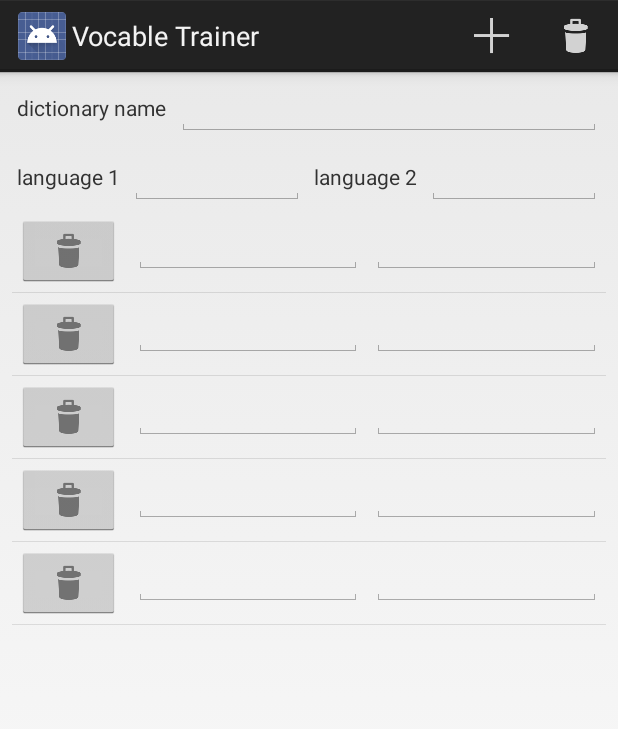
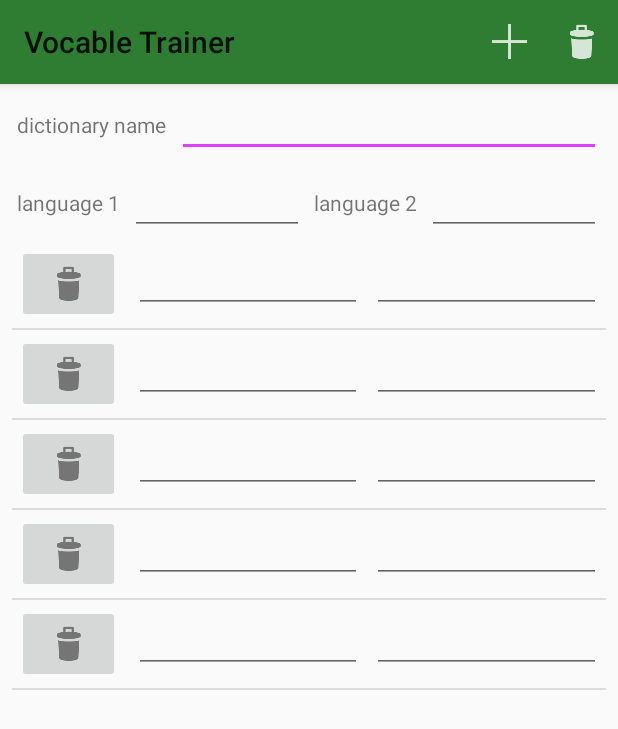
Before and after one commit to hgzojer/vocabletrainer, an Android app: the screen it shows after launch (VocableListActivity), after a tap on "add dictionary", on a phone screen of 412 x 824 dp. Shown: the top 729 px of the screen. Run offline under Robolectric (Android 15) with nearby library versions, the phone set to English and light mode, and no system bars.

Commit message:
upgrade to compileSdk 34 in progress - replaced ListActivity by AppCompatActivity etc

```diff
--- a/app/src/main/java/at/hgz/vocabletrainer/AbstractTrainingActivity.java
+++ b/app/src/main/java/at/hgz/vocabletrainer/AbstractTrainingActivity.java
@@ -10,9 +10,11 @@ import android.view.ViewGroup;
 import android.widget.ProgressBar;
 import android.widget.TextView;
 import android.widget.Toast;
+import androidx.appcompat.app.AppCompatActivity;
+
 import at.hgz.vocabletrainer.set.TrainingSet;
 
-public abstract class AbstractTrainingActivity extends /*AppCompatActivity*/ Activity {
+public abstract class AbstractTrainingActivity extends AppCompatActivity {
 
     protected State state;
 
--- a/app/src/main/java/at/hgz/vocabletrainer/ConfigActivity.java
+++ b/app/src/main/java/at/hgz/vocabletrainer/ConfigActivity.java
@@ -10,10 +10,12 @@ import android.view.View;
 import android.widget.RadioButton;
 import android.widget.RadioGroup;
 import android.widget.Toast;
+
+import androidx.appcompat.app.AppCompatActivity;
 import at.hgz.vocabletrainer.db.VocableOpenHelper;
 import at.hgz.vocabletrainer.set.TrainingSet;
 
-public class ConfigActivity extends Activity {
+public class ConfigActivity extends AppCompatActivity {
 
     private State state;
 	public static final String TRANSLATION_DIRECTION = "translationDirection";
--- a/app/src/main/java/at/hgz/vocabletrainer/DictionaryListActivity.java
+++ b/app/src/main/java/at/hgz/vocabletrainer/DictionaryListActivity.java
@@ -16,10 +16,11 @@ import android.view.MenuInflater;
 import android.view.MenuItem;
 import android.view.View;
 import android.view.ViewGroup;
+import android.widget.AdapterView;
 import android.widget.ArrayAdapter;
 import android.widget.Button;
 import android.widget.ListView;
-import android.widget.ShareActionProvider;
+import androidx.appcompat.widget.ShareActionProvider;
 import android.widget.TextView;
 import android.widget.Toast;
 
@@ -37,6 +38,8 @@ import java.util.List;
 import java.util.Locale;
 
 import androidx.annotation.NonNull;
+import androidx.appcompat.app.AppCompatActivity;
+import androidx.core.view.MenuItemCompat;
 import at.hgz.vocabletrainer.csv.CsvUtil;
 import at.hgz.vocabletrainer.db.Dictionary;
 import at.hgz.vocabletrainer.db.Vocable;
@@ -46,7 +49,7 @@ import at.hgz.vocabletrainer.set.TrainingSet;
 import at.hgz.vocabletrainer.xml.XmlUtil;
 import at.hgz.vocabletrainer.xml.XmlUtil.Entity;
 
-public class DictionaryListActivity extends /*AppCompatActivity*/ ListActivity {
+public class DictionaryListActivity extends AppCompatActivity {
 
 	private static final String TAG = "DictionaryListActivity";
 	private static final int EDIT_ACTION = 1;
@@ -65,10 +68,15 @@ public class DictionaryListActivity extends /*AppCompatActivity*/ ListActivity {
 
 	private ShareActionProvider mShareActionProvider;
 
+	private ListView listView;
+
 	@Override
 	protected void onCreate(Bundle savedInstanceState) {
 		super.onCreate(savedInstanceState);
 		setContentView(R.layout.activity_dictionary_list);
+		listView = (ListView) findViewById(R.id.dictionary_list_view);
+		TextView emptyText = (TextView)findViewById(R.id.dictionary_list_view_empty);
+		listView.setEmptyView(emptyText);
 
 		int id;
 		if (savedInstanceState == null) {
@@ -83,7 +91,8 @@ public class DictionaryListActivity extends /*AppCompatActivity*/ ListActivity {
 		loadDictionaryList();
 
 		adapter = new DictionaryArrayAdapter(this, R.layout.dictionary_list_item, list);
-		setListAdapter(adapter);
+		listView.setAdapter(adapter);
+		listView.setOnItemClickListener((l, v, position, id1) -> selectDictionary(position));
 
 		Intent intent = getIntent();
 		if (intent.getBooleanExtra("import", false) && savedInstanceState == null) {
@@ -148,7 +157,7 @@ public class DictionaryListActivity extends /*AppCompatActivity*/ ListActivity {
 	    MenuInflater inflater = getMenuInflater();
 	    inflater.inflate(R.menu.dictionary_list_menu, menu);
 	    MenuItem item = menu.findItem(R.id.menu_item_share);
-	    mShareActionProvider = (ShareActionProvider) item.getActionProvider();
+	    mShareActionProvider = (ShareActionProvider) MenuItemCompat.getActionProvider(item);
 	    return true;
 	}
 
@@ -314,17 +323,10 @@ public class DictionaryListActivity extends /*AppCompatActivity*/ ListActivity {
 		}
 	}
 
-	@Override
-	protected void onListItemClick(ListView l, View v, int position, long id) {
-		super.onListItemClick(l, v, position, id);
-
-		selectDictionary(position);
-	}
-
 	private void selectDictionary(int position) {
 		loadDictionaryVocables(position);
 		adapter.notifyDataSetChanged();
-		setSelection(position);
+		listView.setSelection(position);
 		provideShareIntent();
 	}
 
@@ -378,6 +380,7 @@ public class DictionaryListActivity extends /*AppCompatActivity*/ ListActivity {
 
 	@Override
 	protected void onActivityResult(int requestCode, int resultCode, Intent data) {
+		super.onActivityResult(requestCode, resultCode, data);
 
 		if (requestCode == EDIT_ACTION) {
 			String result;
--- a/app/src/main/java/at/hgz/vocabletrainer/LicenseActivity.java
+++ b/app/src/main/java/at/hgz/vocabletrainer/LicenseActivity.java
@@ -5,7 +5,9 @@ import android.content.Intent;
 import android.os.Bundle;
 import android.widget.TextView;
 
-public class LicenseActivity extends Activity {
+import androidx.appcompat.app.AppCompatActivity;
+
+public class LicenseActivity extends AppCompatActivity {
 
 	@Override
 	protected void onCreate(Bundle savedInstanceState) {
--- a/app/src/main/java/at/hgz/vocabletrainer/TrainingApplication.java
+++ b/app/src/main/java/at/hgz/vocabletrainer/TrainingApplication.java
@@ -7,7 +7,7 @@ public class TrainingApplication extends Application {
 
 	private static int nextId = 0;
 
-	private static SparseArray<State> states = new SparseArray<>();
+	private static final SparseArray<State> states = new SparseArray<>();
 
 	public static State getState(int id) {
 		if (id < 0) {
--- a/app/src/main/java/at/hgz/vocabletrainer/ViewActivity.java
+++ b/app/src/main/java/at/hgz/vocabletrainer/ViewActivity.java
@@ -4,7 +4,9 @@ import android.app.Activity;
 import android.content.Intent;
 import android.os.Bundle;
 
-public class ViewActivity extends Activity {
+import androidx.appcompat.app.AppCompatActivity;
+
+public class ViewActivity extends AppCompatActivity {
 
 	@Override
 	protected void onCreate(Bundle savedInstanceState) {
--- a/app/src/main/java/at/hgz/vocabletrainer/VocableListActivity.java
+++ b/app/src/main/java/at/hgz/vocabletrainer/VocableListActivity.java
@@ -1,7 +1,6 @@
 package at.hgz.vocabletrainer;
 
 import android.app.AlertDialog;
-import android.app.ListActivity;
 import android.content.Context;
 import android.content.Intent;
 import android.content.res.Resources;
@@ -16,25 +15,33 @@ import android.view.View;
 import android.view.ViewGroup;
 import android.widget.ArrayAdapter;
 import android.widget.EditText;
+import android.widget.ListView;
+import android.widget.TextView;
 import android.widget.Toast;
 
 import java.util.List;
 
 import androidx.annotation.NonNull;
+import androidx.appcompat.app.AppCompatActivity;
 import at.hgz.vocabletrainer.db.Dictionary;
 import at.hgz.vocabletrainer.db.Vocable;
 import at.hgz.vocabletrainer.db.VocableOpenHelper;
 
-public class VocableListActivity extends ListActivity {
+public class VocableListActivity extends AppCompatActivity {
 
 	private State state;
 
 	private VocableArrayAdapter adapter;
 
+	private ListView listView;
+
 	@Override
 	protected void onCreate(Bundle savedInstanceState) {
 		super.onCreate(savedInstanceState);
 		setContentView(R.layout.activity_vocable_list);
+		listView = (ListView) findViewById(R.id.vocable_list_view);
+		TextView emptyText = (TextView)findViewById(R.id.vocable_list_view_empty);
+		listView.setEmptyView(emptyText);
 
 		Intent intent = getIntent();
 		state = TrainingApplication.getState(intent.getIntExtra(State.STATE_ID, -1));
@@ -47,7 +54,7 @@ public class VocableListActivity extends ListActivity {
 		editTextLanguage2.setText(state.getDictionary().getLanguage2());
 
 		adapter = new VocableArrayAdapter(this, R.layout.vocable_list_item, state.getVocables());
-		setListAdapter(adapter);
+		listView.setAdapter(adapter);
 	}
 
 	@Override
@@ -62,7 +69,7 @@ public class VocableListActivity extends ListActivity {
 		int id = item.getItemId();
 		if (id == R.id.addVocable) {
 			adapter.add(new Vocable(-1, -1, "", ""));
-			setSelection(adapter.getCount() - 1);
+			listView.setSelection(adapter.getCount() - 1);
 			return true;
 		} else if (id == R.id.deleteDictionary) {
 			deleteDictionary();
--- a/app/src/main/res/layout/activity_about.xml
+++ b/app/src/main/res/layout/activity_about.xml
@@ -7,12 +7,12 @@
     android:paddingRight="8dp" >
 
     <ListView
-        android:id="@android:id/list"
+        android:id="@+id/about_list_view"
         android:layout_width="match_parent"
         android:layout_height="match_parent" />
 
     <TextView
-        android:id="@android:id/empty"
+        android:id="@+id/about_list_view_empty"
         android:layout_width="match_parent"
         android:layout_height="match_parent"
         android:text="@string/nodata" />
--- a/app/src/main/res/layout/activity_dictionary_list.xml
+++ b/app/src/main/res/layout/activity_dictionary_list.xml
@@ -7,12 +7,12 @@
     android:paddingRight="8dp" >
 
     <ListView
-        android:id="@android:id/list"
+        android:id="@+id/dictionary_list_view"
         android:layout_width="match_parent"
         android:layout_height="match_parent" />
 
     <TextView
-        android:id="@android:id/empty"
+        android:id="@+id/dictionary_list_view_empty"
         android:layout_width="match_parent"
         android:layout_height="match_parent"
         android:text="@string/nodata" />
--- a/app/src/main/res/layout/activity_import.xml
+++ b/app/src/main/res/layout/activity_import.xml
@@ -20,12 +20,12 @@
         android:textAppearance="?android:attr/textAppearanceLarge" />
 
     <ListView
-        android:id="@android:id/list"
+        android:id="@+id/import_list_view"
         android:layout_width="match_parent"
         android:layout_height="match_parent" />
 
     <TextView
-        android:id="@android:id/empty"
+        android:id="@+id/import_list_view_empty"
         android:layout_width="match_parent"
         android:layout_height="match_parent"
         android:text="@string/nodata" />
--- a/app/src/main/res/layout/activity_vocable_list.xml
+++ b/app/src/main/res/layout/activity_vocable_list.xml
@@ -74,9 +74,15 @@
     </LinearLayout>
 
     <ListView
-        android:id="@android:id/list"
+        android:id="@+id/vocable_list_view"
         android:layout_width="match_parent"
         android:layout_height="match_parent"
         android:descendantFocusability="afterDescendants" />
 
+    <TextView
+        android:id="@+id/vocable_list_view_empty"
+        android:layout_width="match_parent"
+        android:layout_height="match_parent"
+        android:text="@string/nodata" />
+
 </LinearLayout>
--- a/app/src/main/res/menu/dictionary_list_menu.xml
+++ b/app/src/main/res/menu/dictionary_list_menu.xml
@@ -1,35 +1,37 @@
 <?xml version="1.0" encoding="utf-8"?>
-<menu xmlns:android="http://schemas.android.com/apk/res/android" >
+<menu xmlns:android="http://schemas.android.com/apk/res/android"
+    xmlns:app="http://schemas.android.com/apk/res-auto">
 
-    <item android:id="@+id/addDictionary"
+    <item
+        android:id="@+id/addDictionary"
         android:icon="@drawable/ic_action_add"
         android:title="@string/addDictionary"
-          android:showAsAction="ifRoom"
-          />
+        app:showAsAction="ifRoom" />
 
-    <item android:id="@+id/openConfig"
+    <item
+        android:id="@+id/openConfig"
         android:icon="@drawable/ic_action_config"
         android:title="@string/openConfig"
-          android:showAsAction="ifRoom"
-          />
+        app:showAsAction="ifRoom" />
 
-    <item android:id="@+id/exportToExternalStorage"
+    <item
+        android:id="@+id/exportToExternalStorage"
         android:icon="@drawable/ic_action_export_to_external_storage"
-          android:title="@string/exportToExternalStorage"
-          />
+        android:title="@string/exportToExternalStorage" />
 
-    <item android:id="@+id/importFromExternalStorage"
+    <item
+        android:id="@+id/importFromExternalStorage"
         android:icon="@drawable/ic_action_import_from_external_storage"
-          android:title="@string/importFromExternalStorage"
-          />
+        android:title="@string/importFromExternalStorage" />
 
-    <item android:id="@+id/menu_item_share"
+    <item
+        android:id="@+id/menu_item_share"
         android:icon="@drawable/ic_action_share"
         android:title="@string/share"
-          android:actionProviderClass="android.widget.ShareActionProvider" />
+        app:actionProviderClass="androidx.appcompat.widget.ShareActionProvider" />
 
-    <item android:id="@+id/about"
-          android:title="@string/about"
-          />
+    <item
+        android:id="@+id/about"
+        android:title="@string/about" />
 
 </menu>
--- a/app/src/main/res/menu/vocable_list_menu.xml
+++ b/app/src/main/res/menu/vocable_list_menu.xml
@@ -1,16 +1,17 @@
 <?xml version="1.0" encoding="utf-8"?>
-<menu xmlns:android="http://schemas.android.com/apk/res/android" >
+<menu xmlns:android="http://schemas.android.com/apk/res/android"
+    xmlns:app="http://schemas.android.com/apk/res-auto">
 
-    <item android:id="@+id/addVocable"
-          android:icon="@drawable/ic_action_add"
-          android:title="@string/addVocable"
-          android:showAsAction="ifRoom"
-          />
+    <item
+        android:id="@+id/addVocable"
+        android:icon="@drawable/ic_action_add"
+        android:title="@string/addVocable"
+        app:showAsAction="ifRoom" />
 
-    <item android:id="@+id/deleteDictionary"
-          android:icon="@drawable/ic_action_delete"
-          android:title="@string/deleteDictionary"
-          android:showAsAction="ifRoom"
-          />
+    <item
+        android:id="@+id/deleteDictionary"
+        android:icon="@drawable/ic_action_delete"
+        android:title="@string/deleteDictionary"
+        app:showAsAction="ifRoom" />
 
 </menu>
--- a/app/src/main/res/values/colors.xml
+++ b/app/src/main/res/values/colors.xml
@@ -1,6 +1,6 @@
 <?xml version="1.0" encoding="utf-8"?>
 <resources>
-    <color name="colorPrimary">#008577</color>
-    <color name="colorPrimaryDark">#00574B</color>
-    <color name="colorAccent">#D81B60</color>
+    <color name="colorPrimary">#2E7D32</color>
+    <color name="colorPrimaryDark">#1B5E20</color>
+    <color name="colorAccent">#E040FB</color>
 </resources>
--- a/app/src/main/res/values/styles.xml
+++ b/app/src/main/res/values/styles.xml
@@ -1,7 +1,7 @@
 <resources>
 
     <!-- Base application theme. -->
-    <style name="AppTheme" parent="android:Theme.Holo.Light.DarkActionBar">
+    <style name="AppTheme" parent="Theme.AppCompat.Light">
         <!-- Customize your theme here. -->
         <item name="colorPrimary">@color/colorPrimary</item>
         <item name="colorPrimaryDark">@color/colorPrimaryDark</item>
```
Also changed, not shown: app/src/main/AndroidManifest.xml (+6 -14 lines), app/src/main/java/at/hgz/vocabletrainer/AboutActivity.java (+20 -20 lines), app/src/main/java/at/hgz/vocabletrainer/ImportActivity.java (+9 -2 lines). Lines whose indentation alone changed are shown as unchanged.
